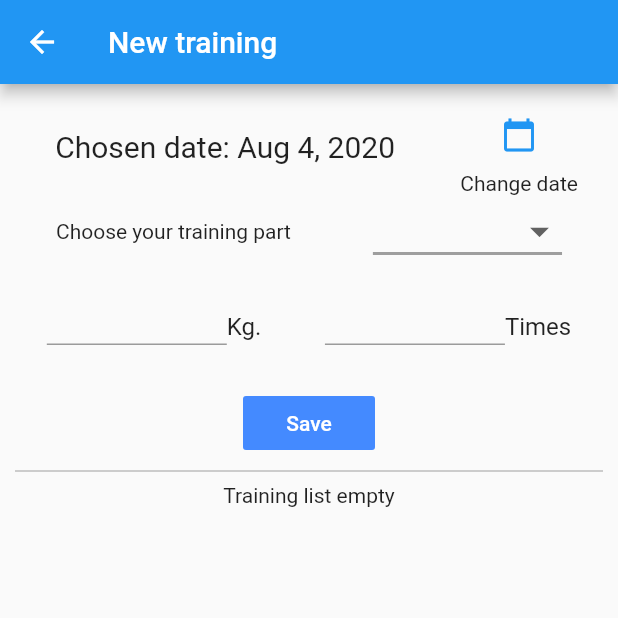
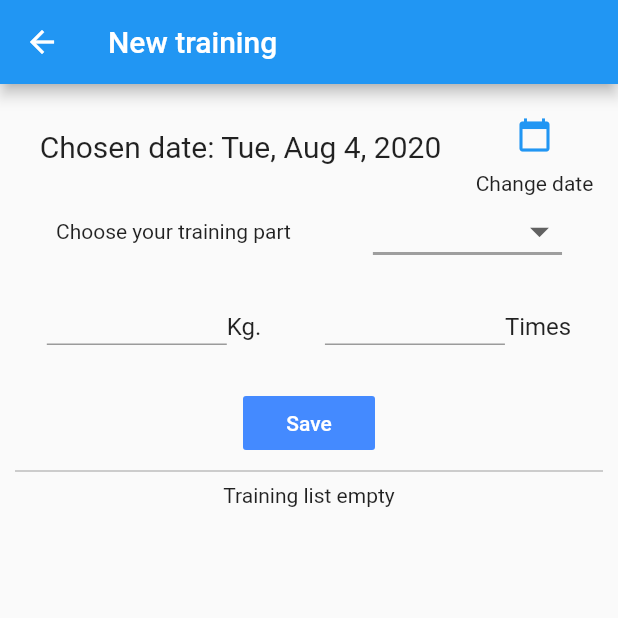
Before and after one commit to bigface0202/volume_tracker, a Flutter app: the screen it shows after launch, after a tap on the "add" icon, on a phone screen of 412 x 824 dp, the top half of it. Run offline on Flutter 3.47's test engine with Material 2 defaults, Android fonts, the phone set to English and light mode, and no system bars; our stand-ins replace charts_flutter, sqflite; accounts and stored records are empty.

```diff
--- a/lib/models/training.dart
+++ b/lib/models/training.dart
@@ -6,7 +6,7 @@ class Training with ChangeNotifier {
   double weights;
   double times;
   double volume;
-  DateTime date;
+  String date;
 
   Training({
     @required this.id,
--- a/lib/models/training_prov.dart
+++ b/lib/models/training_prov.dart
@@ -12,18 +12,15 @@ class TrainingProv with ChangeNotifier {
     return [..._userTraining];
   }
 
-  List<Training> onedayTrainings(DateTime date) {
+  List<Training> onedayTrainings(String date) {
     // return _userTraining
-    List<Training> test = _userTraining
-        .where((usrTg) =>
-            DateFormat.yMMMMEEEEd().format(usrTg.date) ==
-            DateFormat.yMMMMEEEEd().format(date))
-        .toList();
+    List<Training> test =
+        _userTraining.where((usrTg) => usrTg.date == date).toList();
 
     return test;
   }
 
-  Map<String, double> volumeCalc(DateTime date) {
+  Map<String, double> volumeCalc(String date) {
     Map<String, double> partsVolume = {
       "Shoulder": 0,
       "Chest": 0,
@@ -38,8 +35,15 @@ class TrainingProv with ChangeNotifier {
     oneTgs.forEach((element) {
       partsVolume.update(element.part, (value) => value + element.volume);
     });
-    print(partsVolume);
     return partsVolume;
+  }
+
+  List<String> get trainingDates {
+    List<String> test = [];
+    _userTraining.forEach((usrTg) {
+      test.add(usrTg.date);
+    });
+    return test.toSet().toList();
   }
 
   void addTraining(Training training) {
@@ -81,7 +85,7 @@ class TrainingProv with ChangeNotifier {
               weights: item['weights'],
               times: item['times'],
               volume: item['volume'],
-              date: DateTime.parse(item['date'])),
+              date: item['date']),
         )
         .toList();
     notifyListeners();
--- a/lib/screens/new_training_screen.dart
+++ b/lib/screens/new_training_screen.dart
@@ -17,7 +17,7 @@ class _NewTrainingScreenState extends State<NewTrainingScreen> {
   final _weightsController = TextEditingController();
   final _timesController = TextEditingController();
   final _form = GlobalKey<FormState>();
-  DateTime _selectedDate = DateTime.now();
+  String _selectedDate = DateFormat.yMMMEd().format(DateTime.now());
   String _selectedPart;
   List<String> _parts = [
     "Shoulder",
@@ -72,7 +72,7 @@ class _NewTrainingScreenState extends State<NewTrainingScreen> {
         return;
       }
       setState(() {
-        _selectedDate = pickedDate;
+        _selectedDate = DateFormat.yMMMEd().format(pickedDate);
       });
     });
   }
@@ -104,7 +104,7 @@ class _NewTrainingScreenState extends State<NewTrainingScreen> {
                     Container(
                       padding: EdgeInsets.all(10),
                       child: Text(
-                        'Chosen date: ${DateFormat.yMMMd().format(_selectedDate)}',
+                        'Chosen date: $_selectedDate',
                         style: TextStyle(fontSize: 20),
                       ),
                     ),
--- a/lib/widgets/day_training_list.dart
+++ b/lib/widgets/day_training_list.dart
@@ -4,7 +4,7 @@ import 'package:provider/provider.dart';
 import '../models/training_prov.dart';
 
 class DayTrainingList extends StatefulWidget {
-  final DateTime oneday;
+  final String oneday;
   DayTrainingList(this.oneday);
 
   @override
--- a/lib/widgets/training_list.dart
+++ b/lib/widgets/training_list.dart
@@ -1,6 +1,7 @@
 import 'package:flutter/material.dart';
 import 'package:intl/intl.dart';
 import 'package:provider/provider.dart';
+import 'package:volume_tracker/widgets/day_volume.dart';
 
 import '../models/training_prov.dart';
 
@@ -20,54 +21,30 @@ class _TrainingListState extends State<TrainingList> {
           child: const Text('Week Done List empty'),
         ),
       ),
-      builder: (ctx, trainings, ch) => trainings
-                  .volumeCalc(_selectedDate)
-                  .length <=
-              0
+      builder: (ctx, trainings, ch) => trainings.trainingDates.length <= 0
           ? ch
           : ListView.builder(
               // ↓がないとスクロールできない
               physics: NeverScrollableScrollPhysics(),
               shrinkWrap: true,
-              itemCount: trainings.volumeCalc(_selectedDate).length,
+              itemCount: trainings.trainingDates.length,
               itemBuilder: (ctx, index) {
-                String key =
-                    trainings.volumeCalc(_selectedDate).keys.elementAt(index);
-
-                return trainings.volumeCalc(_selectedDate)[key] > 0
-                    ? Card(
+                return Card(
                   elevation: 5,
                   margin: EdgeInsets.symmetric(
                     vertical: 8,
                     horizontal: 5,
                   ),
-                        child: ListTile(
-                          leading: CircleAvatar(
-                            backgroundColor: Colors.green,
-                            foregroundColor: Colors.white,
-                            radius: 30,
-                            child: Padding(
-                              padding: EdgeInsets.all(8.0),
-                              child: FittedBox(
-                                  child: Text(
-                                '$key',
-                                style: TextStyle(fontWeight: FontWeight.bold),
-                              )),
-                            ),
-                          ),
-                          title: Row(
-                            mainAxisAlignment: MainAxisAlignment.spaceBetween,
+                  child: Column(
                     children: <Widget>[
                       Text(
-                                '${trainings.volumeCalc(_selectedDate)[key]} vol.',
-                                style: TextStyle(
-                                    fontSize: 24, fontWeight: FontWeight.bold),
+                        trainings.trainingDates[index],
+                        style: TextStyle(fontSize: 20),
                       ),
+                      DayVolume(trainings, trainings.trainingDates[index]),
                     ],
                   ),
-                        ),
-                      )
-                    : Container();
+                );
               },
             ),
     );
```
Also changed, not shown: lib/widgets/day_volume.dart (added, +64 -0 lines). Lines whose indentation alone changed are shown as unchanged.
